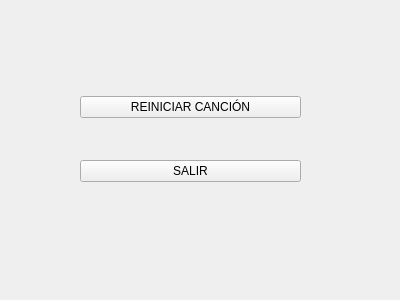
agc201-ua/EasyMusik, file FinDialog.ui: the form before one commit.
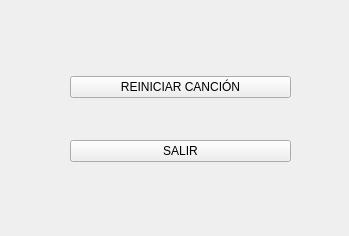
The form after the commit.

```diff
--- a/FinDialog.ui
+++ b/FinDialog.ui
@@ -6,8 +6,8 @@
    <rect>
     <x>0</x>
     <y>0</y>
-    <width>400</width>
-    <height>300</height>
+    <width>349</width>
+    <height>236</height>
    </rect>
   </property>
   <property name="windowTitle">
@@ -16,8 +16,8 @@
   <widget class="QWidget" name="gridLayoutWidget">
    <property name="geometry">
     <rect>
-     <x>80</x>
-     <y>60</y>
+     <x>70</x>
+     <y>40</y>
      <width>221</width>
      <height>159</height>
     </rect>
```
